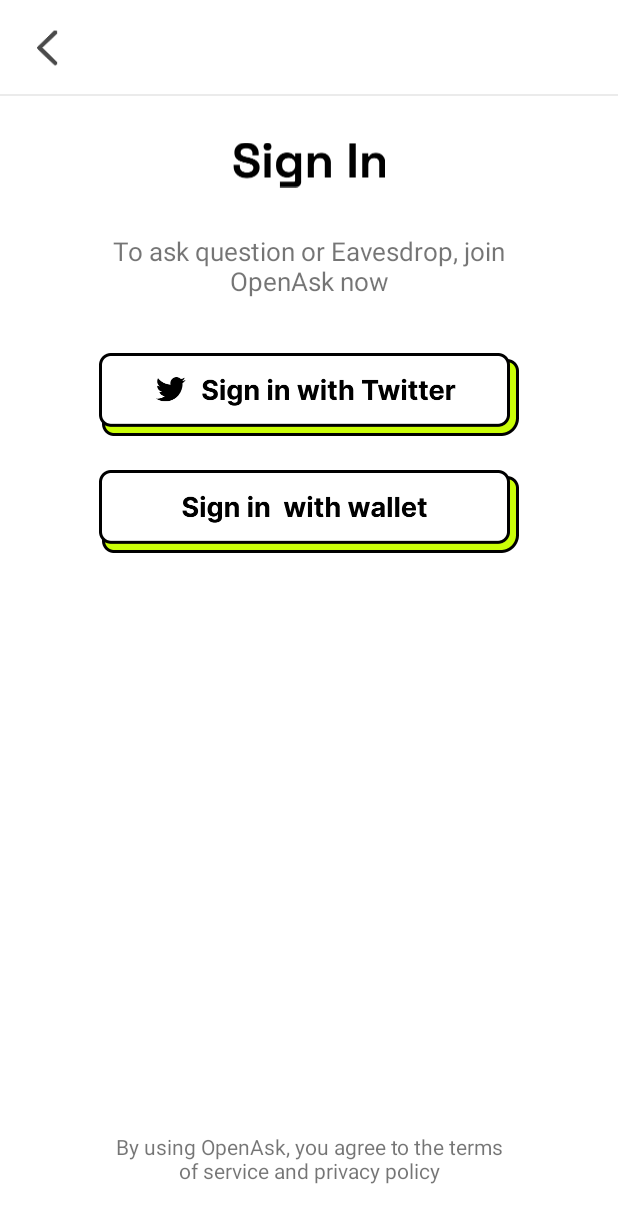
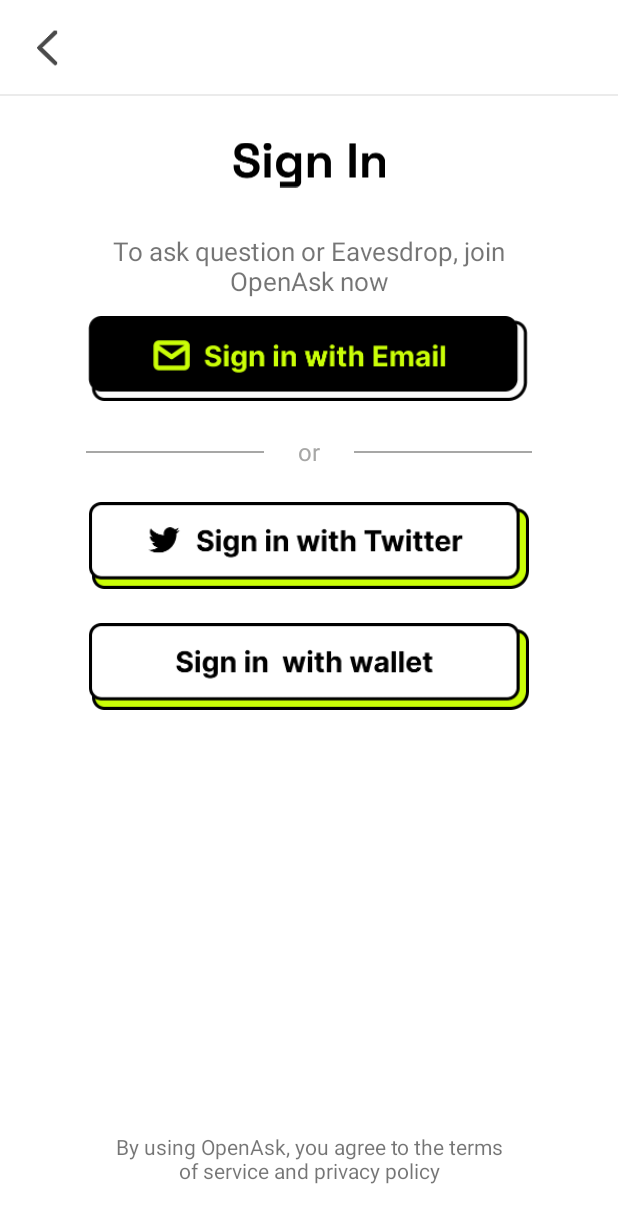
Before and after one commit to donut-fans/openask-android, an Android app: the layout activity_login.xml on its own in the app's theme, with its tools: preview values and no code run, on a phone screen of 412 x 824 dp. Shown: the top 1223 px of the screen. Run offline under Robolectric (Android 15) with nearby library versions, the light colour scheme and no system bars.

Commit message:
增加邮箱登录。

```diff
--- a/app/src/main/res/layout/activity_login.xml
+++ b/app/src/main/res/layout/activity_login.xml
@@ -41,63 +41,108 @@
         <androidx.constraintlayout.widget.ConstraintLayout
             android:layout_width="0dp"
             android:layout_height="0dp"
-            app:layout_constraintTop_toBottomOf="@+id/cl_title"
             app:layout_constraintBottom_toBottomOf="parent"
+            app:layout_constraintEnd_toEndOf="parent"
             app:layout_constraintStart_toStartOf="parent"
-            app:layout_constraintEnd_toEndOf="parent">
+            app:layout_constraintTop_toBottomOf="@+id/cl_title">
 
             <ImageView
                 android:layout_width="wrap_content"
                 android:layout_height="@dimen/sw_41dp"
+                android:layout_marginTop="@dimen/sw_20dp"
+                android:src="@drawable/icon_logo_signin"
+                app:layout_constraintEnd_toEndOf="parent"
                 app:layout_constraintStart_toStartOf="parent"
-                app:layout_constraintEnd_toEndOf="parent"
-                app:layout_constraintTop_toTopOf="parent"
-                android:layout_marginTop="@dimen/sw_20dp"
-                android:src="@drawable/icon_logo_signin"/>
+                app:layout_constraintTop_toTopOf="parent" />
 
             <TextView
+                android:id="@+id/tv_desc"
                 android:layout_width="@dimen/sw_260dp"
                 android:layout_height="wrap_content"
+                android:layout_marginTop="@dimen/sw_80dp"
                 android:gravity="center"
+                android:text="To ask question or Eavesdrop, join OpenAsk now"
+                android:textSize="@dimen/sw_15dp"
+                app:layout_constraintEnd_toEndOf="parent"
                 app:layout_constraintStart_toStartOf="parent"
+                app:layout_constraintTop_toTopOf="parent" />
+
+            <ImageView
+                android:id="@+id/iv_email"
+                android:layout_width="@dimen/sw_260dp"
+                android:layout_height="0dp"
+                android:layout_marginTop="@dimen/sw_10dp"
+                android:src="@drawable/icon_btn_email_signin"
+                app:layout_constraintDimensionRatio="841:162"
                 app:layout_constraintEnd_toEndOf="parent"
-                app:layout_constraintTop_toTopOf="parent"
-                android:layout_marginTop="@dimen/sw_80dp"
-                android:textSize="@dimen/sw_15dp"
-                android:text="To ask question or Eavesdrop, join OpenAsk now"/>
+                app:layout_constraintStart_toStartOf="parent"
+                app:layout_constraintTop_toBottomOf="@id/tv_desc" />
+
+            <TextView
+                android:id="@+id/tv_or"
+                android:layout_width="wrap_content"
+                android:layout_height="wrap_content"
+                android:layout_marginTop="@dimen/sw_20dp"
+                android:text="or"
+                android:textColor="#A7A7A6"
+                android:textSize="@dimen/sw_14dp"
+                app:layout_constraintEnd_toEndOf="parent"
+                app:layout_constraintStart_toStartOf="parent"
+                app:layout_constraintTop_toBottomOf="@id/iv_email" />
+
+            <View
+                android:layout_width="0dp"
+                android:layout_height="@dimen/sw_1dp"
+                app:layout_constraintStart_toStartOf="@id/iv_email"
+                app:layout_constraintEnd_toStartOf="@id/tv_or"
+                app:layout_constraintTop_toTopOf="@id/tv_or"
+                app:layout_constraintBottom_toBottomOf="@id/tv_or"
+                android:layout_marginEnd="@dimen/sw_20dp"
+                android:background="#A7A7A6"/>
+
+            <View
+                android:layout_width="0dp"
+                android:layout_height="@dimen/sw_1dp"
+                app:layout_constraintEnd_toEndOf="@id/iv_email"
+                app:layout_constraintStart_toEndOf="@id/tv_or"
+                app:layout_constraintTop_toTopOf="@id/tv_or"
+                app:layout_constraintBottom_toBottomOf="@id/tv_or"
+                android:layout_marginStart="@dimen/sw_20dp"
+                android:background="#A7A7A6"/>
 
             <ImageView
                 android:id="@+id/iv_btn_signin_wallet"
                 android:layout_width="@dimen/sw_260dp"
-                android:layout_height="wrap_content"
+                android:layout_height="0dp"
+                android:layout_marginTop="@dimen/sw_20dp"
+                app:layout_constraintDimensionRatio="840:165"
+                android:src="@drawable/icon_btn_signin_wallet"
+                app:layout_constraintEnd_toEndOf="parent"
                 app:layout_constraintStart_toStartOf="parent"
-                app:layout_constraintEnd_toEndOf="parent"
-                android:layout_marginTop="@dimen/sw_20dp"
-                app:layout_constraintTop_toBottomOf="@+id/iv_btn_signin_twitter"
-
-                android:src="@drawable/icon_btn_signin_wallet"/>
+                app:layout_constraintTop_toBottomOf="@+id/iv_btn_signin_twitter" />
 
             <ImageView
                 android:id="@+id/iv_btn_signin_twitter"
                 android:layout_width="@dimen/sw_260dp"
-                android:layout_height="wrap_content"
+                android:layout_height="0dp"
+                android:layout_marginTop="@dimen/sw_20dp"
+                android:src="@drawable/icon_btn_signin_twitter"
+                app:layout_constraintEnd_toEndOf="parent"
+                app:layout_constraintDimensionRatio="840:165"
                 app:layout_constraintStart_toStartOf="parent"
-                app:layout_constraintEnd_toEndOf="parent"
-                app:layout_constraintTop_toTopOf="parent"
-                android:layout_marginTop="@dimen/sw_150dp"
-                android:src="@drawable/icon_btn_signin_twitter"/>
+                app:layout_constraintTop_toBottomOf="@+id/tv_or" />
 
             <TextView
                 android:id="@+id/tv_service"
                 android:layout_width="260dp"
                 android:layout_height="wrap_content"
+                android:layout_marginBottom="@dimen/sw_30dp"
+                android:gravity="center"
+                android:text="By using OpenAsk, you agree to the terms of service and privacy policy"
+                android:textSize="@dimen/sw_12dp"
                 app:layout_constraintBottom_toBottomOf="parent"
-                android:text="By using OpenAsk, you agree to the terms of service and privacy policy"
-                android:gravity="center"
-                android:textSize="@dimen/sw_12dp"
-                app:layout_constraintStart_toStartOf="parent"
                 app:layout_constraintEnd_toEndOf="parent"
-                android:layout_marginBottom="@dimen/sw_30dp"/>
+                app:layout_constraintStart_toStartOf="parent" />
 
         </androidx.constraintlayout.widget.ConstraintLayout>
 
```
Also changed, not shown: app/src/main/java/fans/openask/ui/activity/LoginActivity.kt (+124 -21 lines), app/src/main/res/layout/dialog_email_login.xml (added, +166 -0 lines), app/src/main/res/drawable-xxhdpi/icon_btn_email_signin.png (added).
